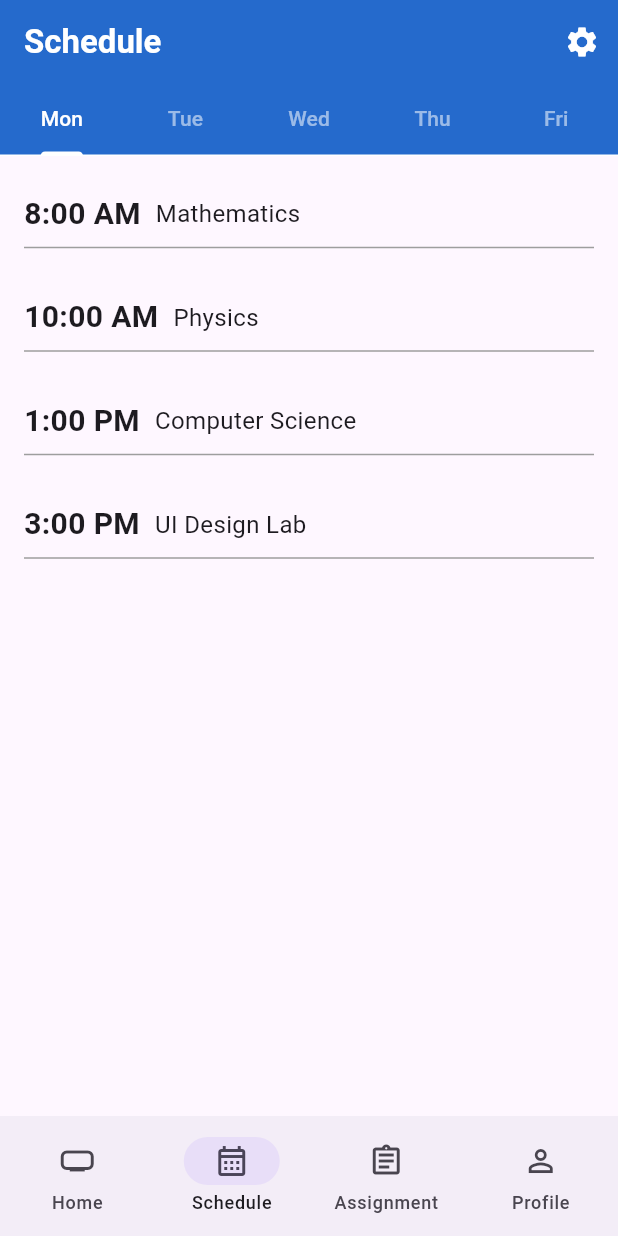
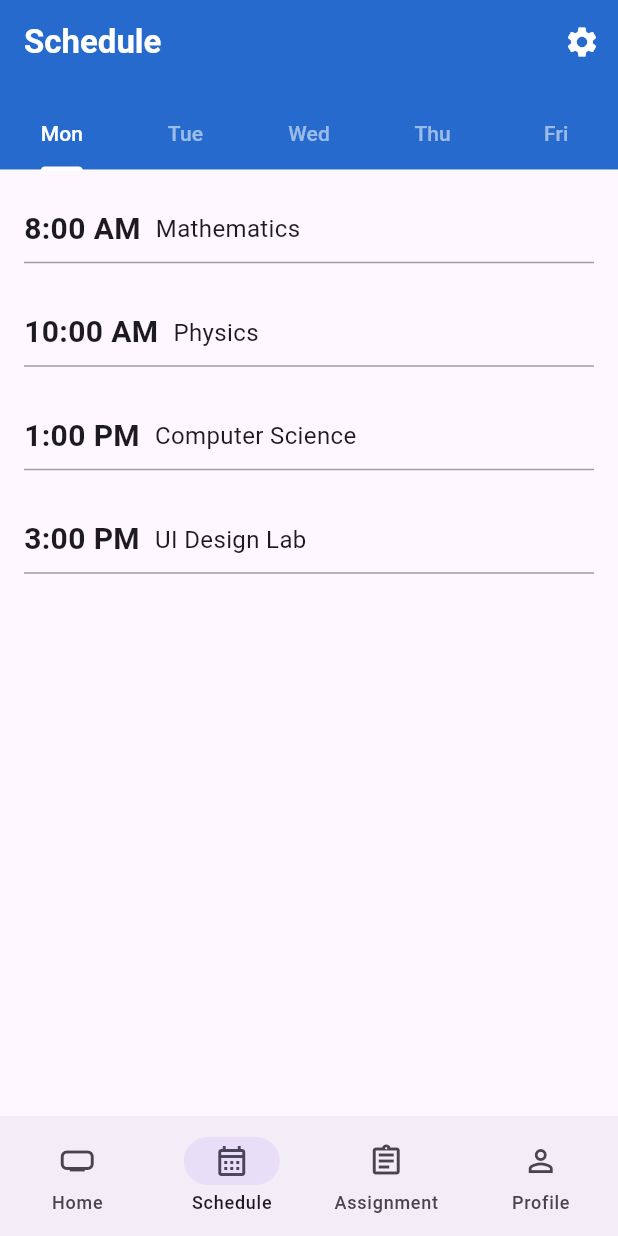
Before and after one commit to ahishakiyeyv/PlannApp, a Flutter app: the screen it shows after launch, item 2 of the bottom bar chosen, on a phone screen of 412 x 824 dp. Run offline on Flutter 3.47's test engine with Material 3 defaults, Android fonts, the phone set to English and light mode, and no system bars.

Commit message:
tabBar added

```diff
--- a/lib/features/schedule/schedule_screen.dart
+++ b/lib/features/schedule/schedule_screen.dart
@@ -16,13 +16,16 @@ class ScheduleScreen extends StatelessWidget {
          actions: [
           IconButton(onPressed: (){print('clicked on settings');}, icon: Icon(Icons.settings), color: Colors.white,),
           ],
-          bottom: const TabBar(
+          bottom:
+          PreferredSize(
+            preferredSize: Size.fromHeight(58.0),
+            child: TabBar(
             labelColor: Colors.white,
             dividerColor: Colors.white,
             unselectedLabelColor: Colors.white54,
             indicatorColor: Colors.white,
             tabs: [Tab(child: Text('Mon')),Tab(child: Text('Tue')),Tab(child: Text('Wed')),Tab(child: Text('Thu')),Tab(child: Text('Fri'))],
-          ),),
+          ),),),
           body: const TabBarView(children: [
             Column(
               mainAxisAlignment: MainAxisAlignment.start,
```
